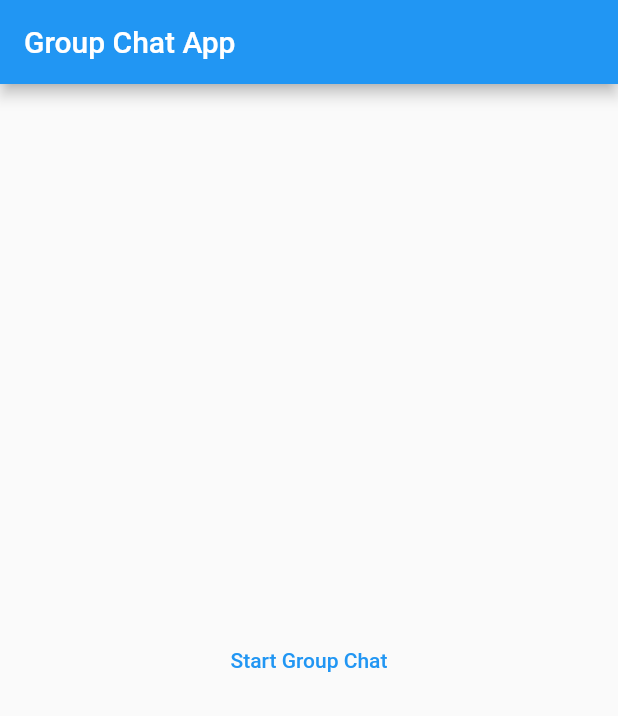
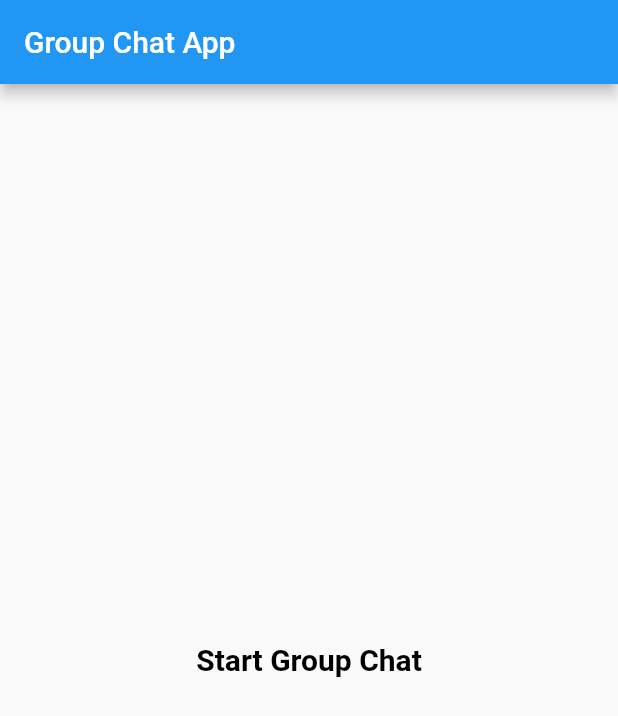
Before and after one commit to ThisIsAnshMalik/group_chat_app__with_socket_io, a Flutter app: the screen it shows after launch, on a phone screen of 412 x 824 dp. Shown: the top 716 px of the screen. Run offline on Flutter 3.47's test engine with Material 2 defaults, Android fonts, the phone set to English and light mode, and no system bars.

Commit message:
added some degigned to home screen text button

```diff
--- a/lib/view/home/home_screen.dart
+++ b/lib/view/home/home_screen.dart
@@ -10,8 +10,15 @@ class HomeScreen extends StatelessWidget {
         title: const Text("Group Chat App"),
       ),
       body: Center(
-        child:
-            TextButton(onPressed: () {}, child: const Text("Start Group Chat")),
+        child: TextButton(
+            onPressed: () {},
+            child: const Text(
+              "Start Group Chat",
+              style: TextStyle(
+                  color: Colors.black,
+                  fontWeight: FontWeight.w600,
+                  fontSize: 20),
+            )),
       ),
     );
   }
```
